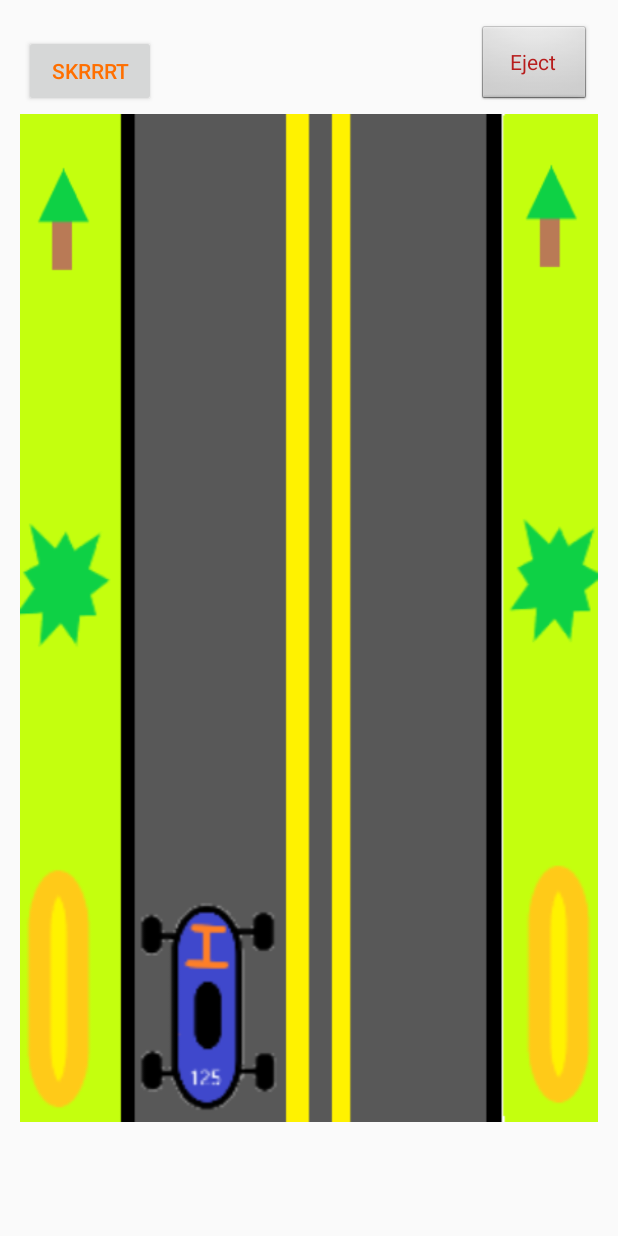
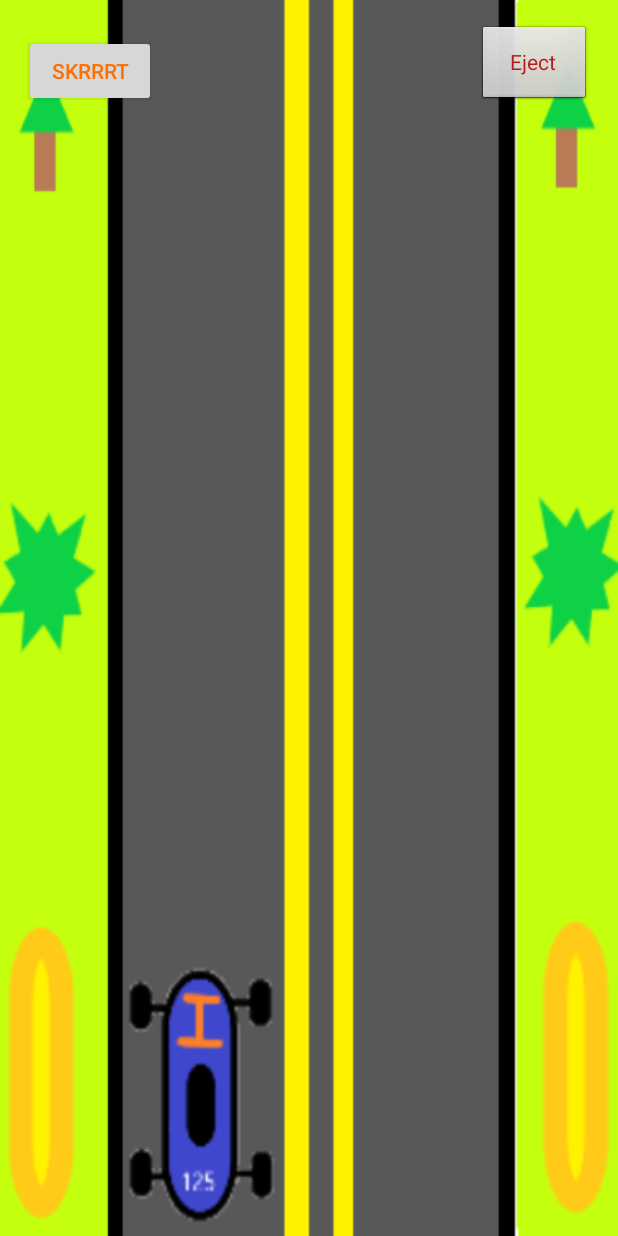
Before and after one commit to MoldyRats/CS-125-Sunday-Driver, an Android app: the gamePlay_Left screen opened directly, with no data from a screen before it, on a phone screen of 412 x 824 dp. Run offline under Robolectric (Android 15) with nearby library versions, the phone set to English and light mode, and no system bars.

Commit message:
Constraints fix

```diff
--- a/app/src/main/res/layout/activity_crash_menu.xml
+++ b/app/src/main/res/layout/activity_crash_menu.xml
@@ -9,7 +9,7 @@
 
     <ImageView
         android:id="@+id/imageView_crashCar"
-        android:layout_width="402dp"
+        android:layout_width="0dp"
         android:layout_height="732dp"
         android:contentDescription="@string/introtocsmeme"
         app:layout_constraintBottom_toBottomOf="parent"
--- a/app/src/main/res/layout/activity_game_play__left.xml
+++ b/app/src/main/res/layout/activity_game_play__left.xml
@@ -8,8 +8,8 @@
 
     <ImageView
         android:id="@+id/interstate125_left"
-        android:layout_width="385dp"
-        android:layout_height="672dp"
+        android:layout_width="0dp"
+        android:layout_height="0dp"
         android:contentDescription="@string/roadAnimation"
         app:layout_constraintBottom_toBottomOf="parent"
         app:layout_constraintEnd_toEndOf="parent"
--- a/app/src/main/res/layout/activity_game_play_right.xml
+++ b/app/src/main/res/layout/activity_game_play_right.xml
@@ -9,8 +9,8 @@
 
     <ImageView
         android:id="@+id/interstate125_right"
-        android:layout_width="359dp"
-        android:layout_height="684dp"
+        android:layout_width="0dp"
+        android:layout_height="0dp"
         android:contentDescription="@string/roadAnimation"
         app:layout_constraintBottom_toBottomOf="parent"
         app:layout_constraintEnd_toEndOf="parent"
--- a/app/src/main/res/values/strings.xml
+++ b/app/src/main/res/values/strings.xml
@@ -6,7 +6,7 @@
     <string name="Restart_Button">Try Again</string>
     <string name="dummy_button">Dummy Button</string>
     <string name="dummy_content">DUMMY\nCONTENT</string>
-    <string name="CS_125_Sunday_Driver">CS 125 Sunday Driver</string>
+    <string name="CS_125_Sunday_Driver">Sunday Driver</string>
     <string name="cs_crest">Code of Arms</string>
     <string name="Exit_Game">Exit Game</string>
     <string name="Start_Game">Start Game</string>
```
